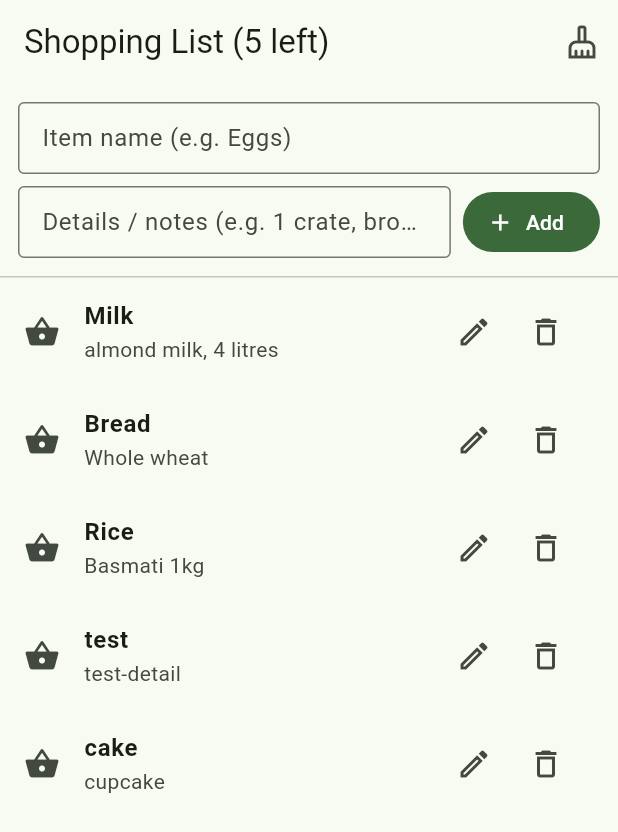
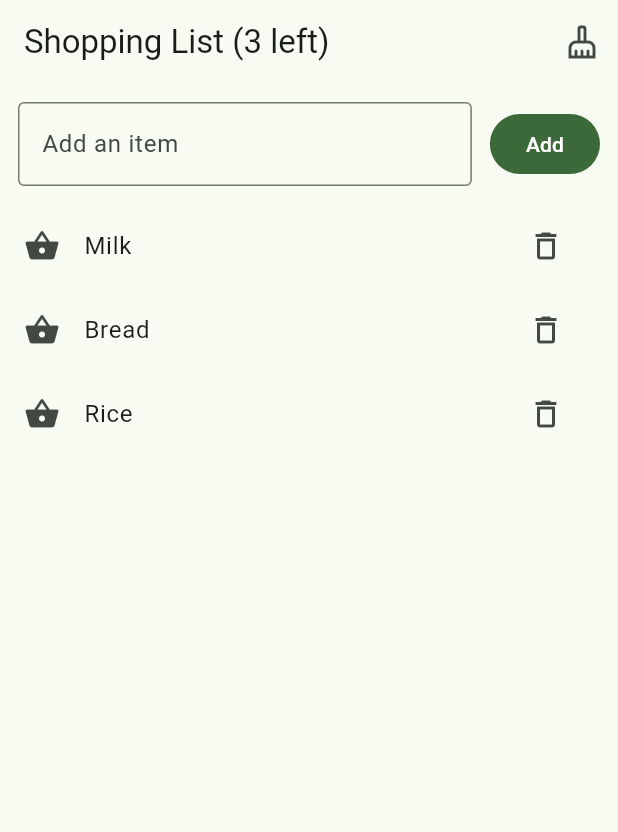
Before and after one commit to nshh123/shopping_list, a Flutter app: the screen it shows after launch, on a phone screen of 412 x 824 dp. Shown: the top 832 px of the screen. Run offline on Flutter 3.47's test engine with Material 3 defaults, Android fonts, the phone set to English and light mode, and no system bars.

Commit message:
Part 1: empty state

```diff
--- a/lib/main.dart
+++ b/lib/main.dart
@@ -4,16 +4,13 @@ void main() {
   runApp(const ShoppingApp());
 }
 
-// 1. Model: holds name, details, and bought status
 class Item {
-  Item(this.name, {this.details = ''});
+  Item(this.name);
 
   String name;
-  String details;
   bool bought = false;
 }
 
-// 2. Main App Widget
 class ShoppingApp extends StatelessWidget {
   const ShoppingApp({super.key});
 
@@ -27,7 +24,6 @@ class ShoppingApp extends StatelessWidget {
   }
 }
 
-// 3. Screen Widget
 class HomeScreen extends StatefulWidget {
   const HomeScreen({super.key, required this.title});
 
@@ -37,101 +33,27 @@ class HomeScreen extends StatefulWidget {
   State<HomeScreen> createState() => _HomeScreenState();
 }
 
-// 4. Screen State and Logic
 class _HomeScreenState extends State<HomeScreen> {
-  final items = [
-    Item('Milk', details: 'almond milk, 4 litres'),
-    Item('Bread', details: 'Whole wheat'),
-    Item('Rice', details: 'Basmati 1kg'),
-    Item('test', details: 'test-detail'),
-    Item('cake', details: 'cupcake'),
-  ];
-
-  final nameController = TextEditingController();
-  final detailsController = TextEditingController();
+  final items = [Item('Milk'), Item('Bread'), Item('Rice')];
+  final controller = TextEditingController();
 
   void addItem() {
-    final name = nameController.text.trim();
-    final details = detailsController.text.trim();
-
-    if (name.isEmpty) {
+    final text = controller.text.trim();
+    if (text.isEmpty) {
       ScaffoldMessenger.of(context).showSnackBar(
-        const SnackBar(content: Text('Type an item name first')),
+        const SnackBar(content: Text('Type an item first')),
       );
       return;
     }
-
     setState(() {
-      items.add(Item(name, details: details));
+      items.add(Item(text));
     });
-
-    nameController.clear();
-    detailsController.clear();
-  }
-
-  // Opens a pop-up to edit both name and details
-  void editItem(int index) {
-    final editNameCtrl = TextEditingController(text: items[index].name);
-    final editDetailsCtrl = TextEditingController(text: items[index].details);
-
-    showDialog(
-      context: context,
-      builder: (context) {
-        return AlertDialog(
-          title: const Text('Edit item'),
-          content: Column(
-            mainAxisSize: MainAxisSize.min,
-            children: [
-              TextField(
-                controller: editNameCtrl,
-                autofocus: true,
-                decoration: const InputDecoration(
-                  labelText: 'Item name',
-                  border: OutlineInputBorder(),
-                ),
-              ),
-              const SizedBox(height: 12),
-              TextField(
-                controller: editDetailsCtrl,
-                decoration: const InputDecoration(
-                  labelText: 'Details / notes (optional)',
-                  border: OutlineInputBorder(),
-                ),
-              ),
-            ],
-          ),
-          actions: [
-            TextButton(
-              onPressed: () => Navigator.pop(context),
-              child: const Text('Cancel'),
-            ),
-            FilledButton(
-              onPressed: () {
-                _saveEdit(index, editNameCtrl.text, editDetailsCtrl.text);
-                Navigator.pop(context);
-              },
-              child: const Text('Save'),
-            ),
-          ],
-        );
-      },
-    );
-  }
-
-  void _saveEdit(int index, String newName, String newDetails) {
-    final name = newName.trim();
-    if (name.isNotEmpty) {
-      setState(() {
-        items[index].name = name;
-        items[index].details = newDetails.trim();
-      });
-    }
+    controller.clear();
   }
 
   @override
   void dispose() {
-    nameController.dispose();
-    detailsController.dispose();
+    controller.dispose();
     super.dispose();
   }
 
@@ -156,48 +78,37 @@ class _HomeScreenState extends State<HomeScreen> {
       ),
       body: Column(
         children: [
-          // Input Section: Name + Details
           Padding(
             padding: const EdgeInsets.all(12),
-            child: Column(
-              children: [
-                TextField(
-                  controller: nameController,
-                  decoration: const InputDecoration(
-                    hintText: 'Item name (e.g. Eggs)',
-                    border: OutlineInputBorder(),
-                    isDense: true,
-                  ),
-                ),
-                const SizedBox(height: 8),
-                Row(
+            child: Row(
               children: [
                 Expanded(
                   child: TextField(
-                        controller: detailsController,
+                    controller: controller,
                     decoration: const InputDecoration(
-                          hintText: 'Details / notes (e.g. 1 crate, brown)',
+                      hintText: 'Add an item',
                       border: OutlineInputBorder(),
-                          isDense: true,
                     ),
                     onSubmitted: (_) => addItem(),
                   ),
                 ),
-                    const SizedBox(width: 8),
-                    FilledButton.icon(
+                const SizedBox(width: 12),
+                FilledButton(
                   onPressed: addItem,
-                      icon: const Icon(Icons.add),
-                      label: const Text('Add'),
-                    ),
-                  ],
+                  child: const Text('Add'),
                 ),
               ],
             ),
           ),
-          const Divider(height: 1),
-          // List displaying Name and Subtitle Details
           Expanded(
-            child: ListView.builder(
+            child: items.isEmpty
+                ? const Center(
+                    child: Text(
+                      'Your list is empty',
+                      style: TextStyle(fontSize: 18, color: Colors.grey),
+                    ),
+                  )
+                : ListView.builder(
                     itemCount: items.length,
                     itemBuilder: (context, index) {
                       final item = items[index];
@@ -209,44 +120,22 @@ class _HomeScreenState extends State<HomeScreen> {
                         title: Text(
                           item.name,
                           style: TextStyle(
-                      fontWeight: FontWeight.w600,
                             decoration:
                                 item.bought ? TextDecoration.lineThrough : null,
                           ),
                         ),
-                  subtitle: item.details.isNotEmpty
-                      ? Text(
-                          item.details,
-                          style: TextStyle(
-                            decoration:
-                                item.bought ? TextDecoration.lineThrough : null,
-                          ),
-                        )
-                      : null,
                         onTap: () {
                           setState(() {
                             item.bought = !item.bought;
                           });
                         },
-                  onLongPress: () => editItem(index),
-                  trailing: Row(
-                    mainAxisSize: MainAxisSize.min,
-                    children: [
-                      IconButton(
-                        icon: const Icon(Icons.edit_outlined),
-                        tooltip: 'Edit',
-                        onPressed: () => editItem(index),
-                      ),
-                      IconButton(
+                        trailing: IconButton(
                           icon: const Icon(Icons.delete_outline),
-                        tooltip: 'Delete',
                           onPressed: () {
                             setState(() {
                               items.removeAt(index);
                             });
                           },
-                      ),
-                    ],
                         ),
                       );
                     },
```
Also changed, not shown: 1 other file. Lines whose indentation alone changed are shown as unchanged.
